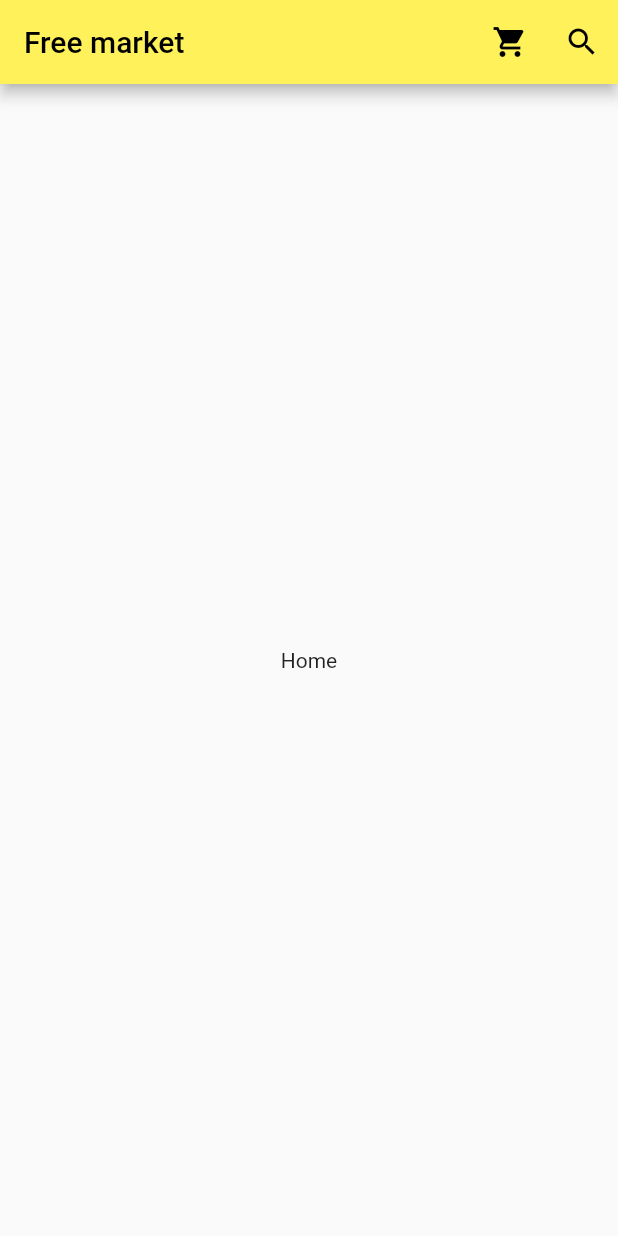
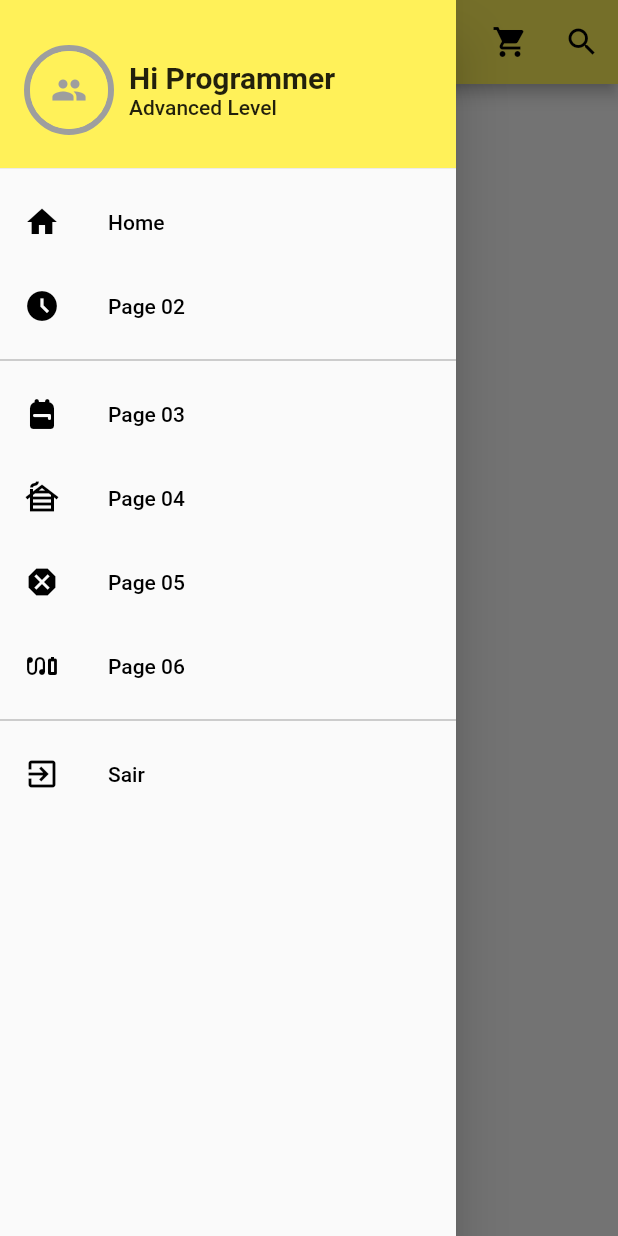
Before and after one commit to brito101/free-market, a Flutter app: the screen it shows after launch, with the side drawer open (before the commit the screen has no drawer), on a phone screen of 412 x 824 dp. Run offline on Flutter 3.47's test engine with Material 2 defaults, Android fonts, the phone set to English and light mode, and no system bars.

Commit message:
ADD menu drawer

```diff
--- a/lib/main.dart
+++ b/lib/main.dart
@@ -1,8 +1,8 @@
 // ignore_for_file: prefer_const_constructors
-
 import 'package:flutter/material.dart';
 
 import 'package:app_ml/widgets/app_bar_search.dart';
+import 'package:app_ml/widgets/app_menu_drawer.dart';
 
 void main() {
   runApp(const MyApp());
@@ -31,6 +31,7 @@ class _HomeMyAppState extends State<HomeMyApp> {
   @override
   Widget build(BuildContext context) {
     return Scaffold(
+      drawer: Drawer(child: AppMenuDrawer()),
       appBar: AppBar(
         iconTheme: IconThemeData(color: Colors.black),
         title: Text(
--- /dev/null
+++ b/lib/widgets/app_menu_drawer.dart
@@ -0,0 +1,74 @@
+// ignore_for_file: prefer_const_constructors, prefer_const_literals_to_create_immutables
+
+import 'package:flutter/material.dart';
+
+class AppMenuDrawer extends StatelessWidget {
+  const AppMenuDrawer({super.key});
+
+  @override
+  Widget build(BuildContext context) {
+    return ListView(
+      children: <Widget>[
+        SizedBox(
+            height: 120.0,
+            child: DrawerHeader(
+                decoration:
+                    BoxDecoration(color: Color.fromRGBO(255, 241, 89, 1)),
+                child: Row(
+                  children: <Widget>[
+                    Container(
+                        width: 60.0,
+                        height: 60.0,
+                        decoration: BoxDecoration(
+                          borderRadius:
+                              BorderRadius.all(Radius.circular(100.0)),
+                          border: Border.all(color: Colors.grey, width: 4.0),
+                        ),
+                        child: CircleAvatar(
+                          backgroundColor: Color.fromRGBO(255, 241, 89, 1),
+                          foregroundColor: Colors.grey,
+                          child: Icon(Icons.people),
+                        )),
+                    Padding(
+                        padding: EdgeInsets.all(10.0),
+                        child: Column(
+                          mainAxisAlignment: MainAxisAlignment.center,
+                          crossAxisAlignment: CrossAxisAlignment.start,
+                          children: <Widget>[
+                            Text(
+                              'Hi Programmer',
+                              style: TextStyle(
+                                  fontSize: 20.0, fontWeight: FontWeight.bold),
+                            ),
+                            Text('Advanced Level')
+                          ],
+                        ))
+                  ],
+                ))),
+        _itemDrawer(Icon(Icons.home), "Home"),
+        _itemDrawer(Icon(Icons.access_time_filled), "Page 02"),
+        Divider(color: Colors.grey),
+        _itemDrawer(Icon(Icons.backpack_rounded), "Page 03"),
+        _itemDrawer(Icon(Icons.cabin_sharp), "Page 04"),
+        _itemDrawer(Icon(Icons.dangerous), "Page 05"),
+        _itemDrawer(Icon(Icons.earbuds_battery_outlined), "Page 06"),
+        Divider(color: Colors.grey),
+        _itemDrawer(Icon(Icons.exit_to_app), "Sair"),
+      ],
+    );
+  }
+
+  Widget _itemDrawer(
+    Icon icon,
+    String text,
+  ) {
+    return ListTile(
+      leading: IconTheme(data: IconThemeData(color: Colors.black), child: icon),
+      title: Text(
+        text,
+        style: TextStyle(color: Colors.black),
+      ),
+      onTap: () {},
+    );
+  }
+}
```
